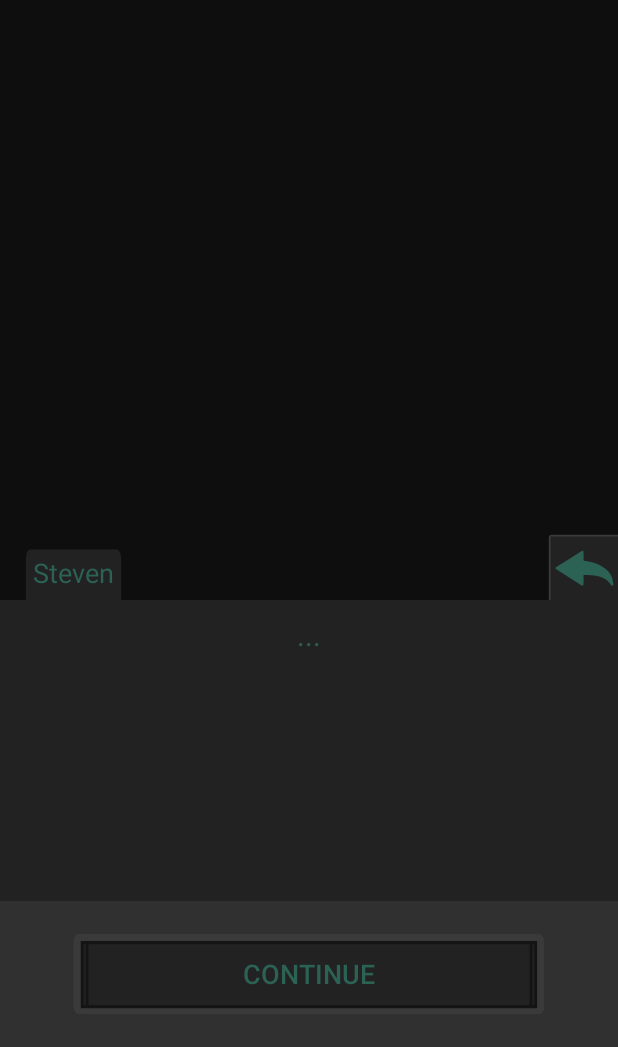
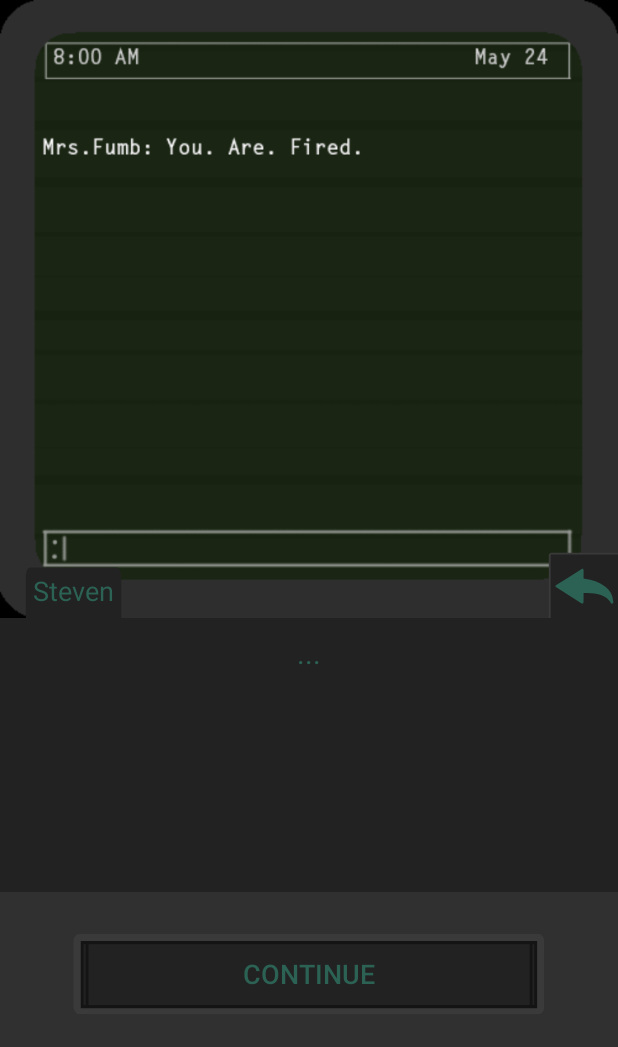
Before and after one commit to Geoffery10/Tangent, an Android app: the GameActivity screen opened directly, with no data from a screen before it, after a tap on "CONTINUE", on a phone screen of 412 x 824 dp. Shown: the top 1047 px of the screen. Run offline under Robolectric (Android 15) with nearby library versions, the phone set to English and light mode, and no system bars.

Commit message:
Added Animated Background to Game

```diff
--- a/app/src/main/java/com/thecoredepository/tangent/GameActivity.java
+++ b/app/src/main/java/com/thecoredepository/tangent/GameActivity.java
@@ -3,12 +3,14 @@
 import android.content.Context;
 import android.content.Intent;
 import android.content.pm.ActivityInfo;
+import android.graphics.Point;
 import android.graphics.drawable.AnimationDrawable;
 import android.graphics.drawable.Drawable;
 import android.os.Bundle;
 import android.support.v4.content.ContextCompat;
 import android.support.v7.app.AppCompatActivity;
 import android.util.Log;
+import android.view.Display;
 import android.view.View;
 import android.widget.Button;
 import android.widget.ImageButton;
@@ -100,19 +102,6 @@
 
     }
 
-    private void startAnimations()
-    {
-        //Forground Animation
-        ImageView imgForground = (ImageView) findViewById(R.id.imgForground);
-        imgForground.setBackgroundResource(R.drawable.spaceship_animation);
-        animForground = (AnimationDrawable) imgForground.getBackground();
-        animForground.start();
-        //Background Animation
-        //ImageView spaceship = (ImageView) findViewById(R.id.imgBackground);
-        //spaceship.setBackgroundResource(R.drawable.spaceship_animation);
-        //animBackground = (AnimationDrawable) spaceship.getBackground();
-        //animBackground.start();
-    }
 
     public void loadUI(StoryObject storyObject)
     {
@@ -176,18 +165,30 @@
     public void setBackground()
     {
         ImageView imgBackground = findViewById(R.id.imgBackground);
+        Display display = getWindowManager().getDefaultDisplay();
+        Point size = new Point();
+        display.getSize(size);
+        imgBackground.setMaxHeight(size.x);
+        imgBackground.setMinimumHeight(size.x);
+        imgBackground.setMaxWidth(size.x);
+        imgBackground.setMinimumWidth(size.x);
 
         Log.i("Tree", "bgID = " + storyObject.getBackground());
         switch (storyObject.getBackground())
         {
             case 0:
-                imgBackground.setImageResource(R.drawable.background_0_space);
+                imgBackground.setBackgroundResource(R.drawable.background_0_space);
                 break;
             case 1:
-                imgBackground.setImageResource(R.drawable.background_1_alarmclock);
+                imgBackground.setBackgroundResource(R.drawable.background_1_alarmclock);
+                break;
+            case 2:
+                imgBackground.setBackgroundResource(R.drawable.background_2_computer);
+                animBackground = (AnimationDrawable) imgBackground.getBackground();
+                animBackground.start();
                 break;
             default:
-                imgBackground.setImageResource(R.color.colorPrimaryDark);
+                imgBackground.setBackgroundResource(R.color.colorPrimaryDark);
                 break;
         }
     }
--- a/app/src/main/java/com/thecoredepository/tangent/story/GenerateStory.java
+++ b/app/src/main/java/com/thecoredepository/tangent/story/GenerateStory.java
@@ -60,7 +60,7 @@
         storyArray.add(story0_1 = new StoryObject(key, background, forground, music, sound, charName, speechText, continueTrue, optionA, optionB, leftChild, rightChild));
 
 		key = "1_1";
-        background = -1;
+        background = 2;
         forground = -1;
         music = 0;
         sound = -1;
@@ -76,7 +76,7 @@
         //Scene shows computer monitor with message from Mrs. Fumb - "You. Are. Fired."
 
 		key = "2_1";
-        background = -1;
+        background = 2;
         forground = -1;
         music = 0;
         sound = -1;
--- a/app/src/main/res/layout/activity_game.xml
+++ b/app/src/main/res/layout/activity_game.xml
@@ -25,7 +25,7 @@
         android:id="@+id/btnContinue"
         android:layout_width="314dp"
         android:layout_height="53dp"
-        android:layout_marginTop="8dp"
+        android:layout_marginTop="14dp"
         android:layout_marginBottom="8dp"
         android:background="@drawable/ic_button"
         android:scaleType="fitXY"
@@ -70,19 +70,18 @@
         app:layout_constraintBottom_toTopOf="@+id/btnContinue"
         app:layout_constraintEnd_toEndOf="parent"
         app:layout_constraintStart_toStartOf="parent"
-        app:layout_constraintTop_toBottomOf="@+id/imgForground" />
+        app:layout_constraintTop_toBottomOf="@+id/imgBackground" />
 
     <ImageView
         android:id="@+id/imgBackground"
         android:layout_width="0dp"
-        android:layout_height="0dp"
+        android:layout_height="412dp"
+        android:background="@drawable/background_0_space"
         android:scaleType="fitXY"
-        app:layout_constraintBottom_toTopOf="@+id/txtBody"
         app:layout_constraintEnd_toEndOf="parent"
         app:layout_constraintHorizontal_bias="0.5"
         app:layout_constraintStart_toStartOf="parent"
-        app:layout_constraintTop_toTopOf="parent"
-        app:srcCompat="@drawable/background_0_space" />
+        app:layout_constraintTop_toTopOf="parent" />
 
     <TextView
         android:id="@+id/txtName"
@@ -106,12 +105,12 @@
         android:contentDescription="Quit"
         android:scaleType="fitXY"
         app:layout_constraintBottom_toBottomOf="@+id/imgBackground"
-        app:layout_constraintEnd_toEndOf="@+id/imgBackground" />
+        app:layout_constraintEnd_toEndOf="@+id/txtBody" />
 
     <ImageView
         android:id="@+id/imgForground"
-        android:layout_width="400dp"
-        android:layout_height="400dp"
+        android:layout_width="411dp"
+        android:layout_height="411dp"
         android:background="@drawable/spaceship_animation"
         android:scaleType="fitXY"
         app:layout_constraintEnd_toEndOf="@+id/imgBackground"
```
